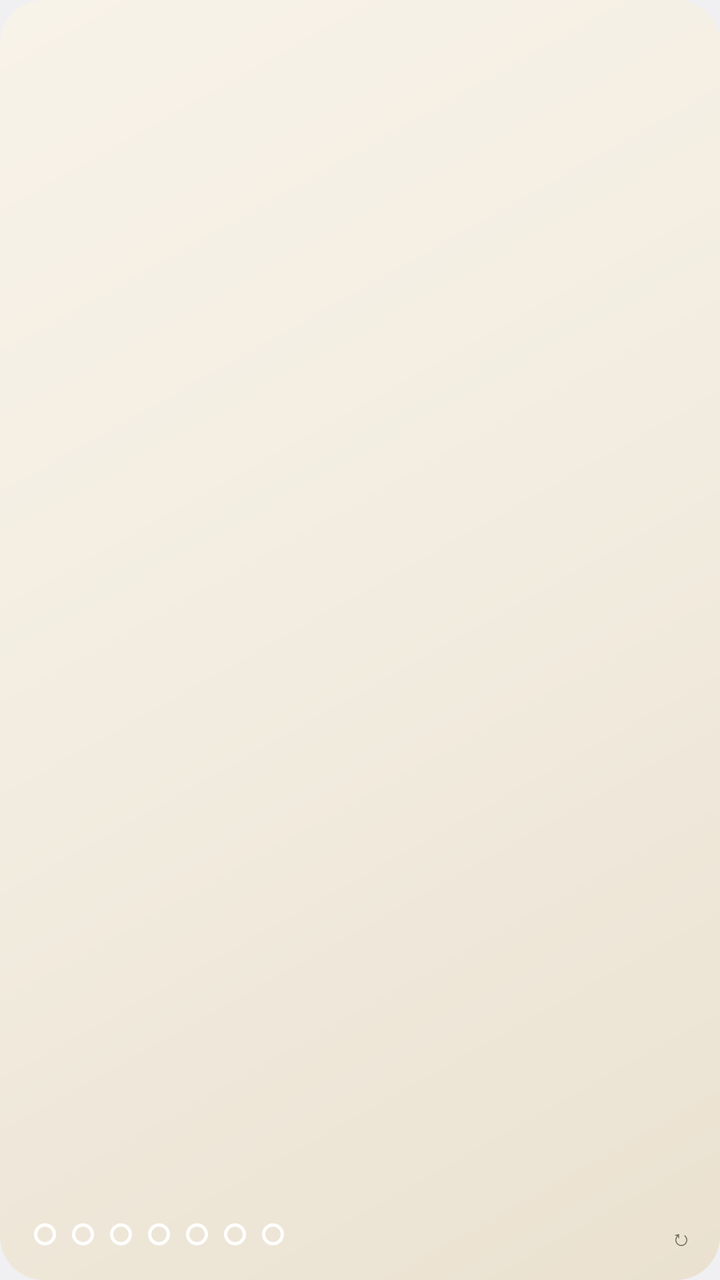
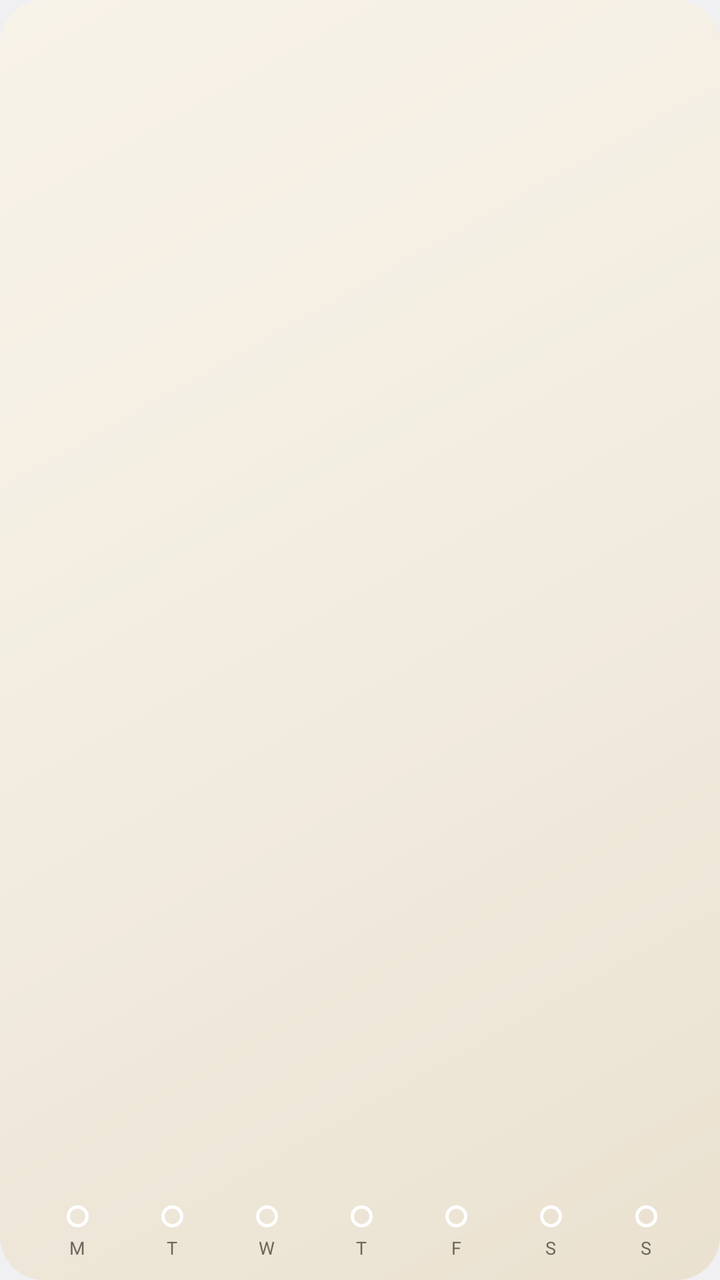

Two renders of the same Android screen: before a commit and after it. Below are the layout's source before the change and the commit's diff.
<!-- AndroidManifest.xml: application theme android:Theme.DeviceDefault.DayNight -->
<!-- res/layout/widget_hebrew.xml -->
<?xml version="1.0" encoding="utf-8"?>
<LinearLayout xmlns:android="http://schemas.android.com/apk/res/android"
    android:id="@+id/heb_root"
    android:layout_width="match_parent"
    android:layout_height="match_parent"
    android:background="@drawable/bg_hebrew_day"
    android:orientation="vertical"
    android:paddingStart="16dp"
    android:paddingTop="12dp"
    android:paddingEnd="14dp"
    android:paddingBottom="10dp">

    <LinearLayout
        android:layout_width="match_parent"
        android:layout_height="wrap_content"
        android:gravity="center_vertical"
        android:orientation="horizontal">

        <TextView
            android:id="@+id/heb_label"
            android:layout_width="0dp"
            android:layout_height="wrap_content"
            android:layout_weight="1"
            android:ellipsize="end"
            android:fontFamily="sans-serif-medium"
            android:letterSpacing="0.06"
            android:maxLines="1"
            android:textAllCaps="true"
            android:textColor="@color/heb_muted_day"
            android:textSize="10sp" />

        <TextView
            android:id="@+id/heb_word"
            android:layout_width="wrap_content"
            android:layout_height="wrap_content"
            android:fontFamily="serif"
            android:maxLines="1"
            android:paddingStart="8dp"
            android:textColor="@color/heb_muted_day"
            android:textSize="14sp"
            android:textStyle="bold" />
    </LinearLayout>

    <TextView
        android:id="@+id/heb_line"
        android:layout_width="match_parent"
        android:layout_height="wrap_content"
        android:ellipsize="end"
        android:fontFamily="serif"
        android:maxLines="3"
        android:paddingTop="6dp"
        android:textColor="@color/heb_ink_day"
        android:textSize="18sp" />

    <TextView
        android:id="@+id/heb_aside"
        android:layout_width="match_parent"
        android:layout_height="wrap_content"
        android:ellipsize="end"
        android:fontFamily="serif"
        android:maxLines="3"
        android:paddingTop="3dp"
        android:textColor="@color/heb_muted_day"
        android:textSize="14sp"
        android:textStyle="italic" />

    <FrameLayout
        android:layout_width="match_parent"
        android:layout_height="0dp"
        android:layout_weight="1" />

    <LinearLayout
        android:layout_width="match_parent"
        android:layout_height="wrap_content"
        android:gravity="center_vertical"
        android:orientation="horizontal">

        <ImageView android:id="@+id/dot0" android:layout_width="13dp" android:layout_height="13dp" android:layout_marginEnd="6dp" android:scaleType="center" android:src="@drawable/dot_ring" />
        <ImageView android:id="@+id/dot1" android:layout_width="13dp" android:layout_height="13dp" android:layout_marginEnd="6dp" android:scaleType="center" android:src="@drawable/dot_ring" />
        <ImageView android:id="@+id/dot2" android:layout_width="13dp" android:layout_height="13dp" android:layout_marginEnd="6dp" android:scaleType="center" android:src="@drawable/dot_ring" />
        <ImageView android:id="@+id/dot3" android:layout_width="13dp" android:layout_height="13dp" android:layout_marginEnd="6dp" android:scaleType="center" android:src="@drawable/dot_ring" />
        <ImageView android:id="@+id/dot4" android:layout_width="13dp" android:layout_height="13dp" android:layout_marginEnd="6dp" android:scaleType="center" android:src="@drawable/dot_ring" />
        <ImageView android:id="@+id/dot5" android:layout_width="13dp" android:layout_height="13dp" android:layout_marginEnd="6dp" android:scaleType="center" android:src="@drawable/dot_ring" />
        <ImageView android:id="@+id/dot6" android:layout_width="13dp" android:layout_height="13dp" android:layout_marginEnd="6dp" android:scaleType="center" android:src="@drawable/dot_ring" />

        <FrameLayout
            android:layout_width="0dp"
            android:layout_height="1dp"
            android:layout_weight="1" />

        <TextView
            android:id="@+id/updated"
            android:layout_width="wrap_content"
            android:layout_height="wrap_content"
            android:gravity="end"
            android:minWidth="48dp"
            android:paddingTop="6dp"
            android:paddingBottom="4dp"
            android:text="↻"
            android:textColor="@color/heb_muted_day"
            android:textSize="11sp" />
    </LinearLayout>

    <ImageView
        android:id="@+id/heb_gold_bar"
        android:layout_width="match_parent"
        android:layout_height="3dp"
        android:layout_marginTop="4dp"
        android:scaleType="fitXY"
        android:src="@drawable/bar"
        android:visibility="gone" />
</LinearLayout>
<!-- resources referenced by this layout -->
<resources>
  <color name="heb_ink_day">#2A2620</color>
  <color name="heb_muted_day">#6B665C</color>
  <!-- drawable bar (drawable) -->
  <?xml version="1.0" encoding="utf-8"?>
  <shape xmlns:android="http://schemas.android.com/apk/res/android" android:shape="rectangle">
      <solid android:color="#FFFFFF" />
      <corners android:radius="2dp" />
  </shape>
  <!-- drawable bg_hebrew_day (drawable) -->
  <?xml version="1.0" encoding="utf-8"?>
  <shape xmlns:android="http://schemas.android.com/apk/res/android" android:shape="rectangle">
      <gradient android:angle="315" android:startColor="#F8F3E9" android:centerColor="#F2ECE0" android:endColor="#EAE1D0" />
      <corners android:radius="22dp" />
  </shape>
  <!-- drawable dot_ring (drawable) -->
  <?xml version="1.0" encoding="utf-8"?>
  <shape xmlns:android="http://schemas.android.com/apk/res/android" android:shape="oval">
      <solid android:color="#00000000" />
      <stroke android:width="1.6dp" android:color="#FFFFFF" />
      <size android:width="11dp" android:height="11dp" />
  </shape>
</resources>

<!-- the commit's change to res/layout/widget_hebrew.xml (unified diff, before → after) -->
@@ -5,15 +5,17 @@
     android:layout_height="match_parent"
     android:background="@drawable/bg_hebrew_day"
     android:orientation="vertical"
-    android:paddingStart="16dp"
+    android:paddingStart="15dp"
     android:paddingTop="12dp"
-    android:paddingEnd="14dp"
+    android:paddingEnd="13dp"
     android:paddingBottom="10dp">
 
     <LinearLayout
+        android:id="@+id/heb_head"
         android:layout_width="match_parent"
         android:layout_height="wrap_content"
         android:gravity="center_vertical"
+        android:minHeight="24dp"
         android:orientation="horizontal">
 
         <TextView
@@ -23,8 +25,8 @@
             android:layout_weight="1"
             android:ellipsize="end"
             android:fontFamily="sans-serif-medium"
-            android:letterSpacing="0.06"
-            android:maxLines="1"
+            android:letterSpacing="0.05"
+            android:maxLines="2"
             android:textAllCaps="true"
             android:textColor="@color/heb_muted_day"
             android:textSize="10sp" />
@@ -35,11 +37,30 @@
             android:layout_height="wrap_content"
             android:fontFamily="serif"
             android:maxLines="1"
-            android:paddingStart="8dp"
+            android:paddingStart="6dp"
             android:textColor="@color/heb_muted_day"
             android:textSize="14sp"
             android:textStyle="bold" />
     </LinearLayout>
+
+    <FrameLayout
+        android:id="@+id/heb_top_space"
+        android:layout_width="match_parent"
+        android:layout_height="0dp"
+        android:layout_weight="1"
+        android:visibility="gone" />
+
+    <TextView
+        android:id="@+id/heb_big"
+        android:layout_width="match_parent"
+        android:layout_height="wrap_content"
+        android:fontFamily="serif"
+        android:includeFontPadding="false"
+        android:maxLines="1"
+        android:paddingTop="4dp"
+        android:textColor="@color/heb_ink_day"
+        android:textSize="72sp"
+        android:visibility="gone" />
 
     <TextView
         android:id="@+id/heb_line"
@@ -47,10 +68,63 @@
         android:layout_height="wrap_content"
         android:ellipsize="end"
         android:fontFamily="serif"
-        android:maxLines="3"
+        android:maxLines="4"
         android:paddingTop="6dp"
         android:textColor="@color/heb_ink_day"
         android:textSize="18sp" />
+
+    <TextView
+        android:id="@+id/heb_he"
+        android:layout_width="match_parent"
+        android:layout_height="wrap_content"
+        android:fontFamily="serif"
+        android:gravity="center"
+        android:maxLines="2"
+        android:paddingTop="10dp"
+        android:textColor="@color/heb_ink_day"
+        android:textSize="36sp"
+        android:visibility="gone" />
+
+    <TextView
+        android:id="@+id/heb_tr"
+        android:layout_width="match_parent"
+        android:layout_height="wrap_content"
+        android:fontFamily="serif"
+        android:gravity="center"
+        android:maxLines="2"
+        android:paddingTop="2dp"
+        android:textColor="@color/heb_muted_day"
+        android:textSize="17sp"
+        android:textStyle="italic"
+        android:visibility="gone" />
+
+    <TextView
+        android:id="@+id/heb_en"
+        android:layout_width="match_parent"
+        android:layout_height="wrap_content"
+        android:fontFamily="sans-serif"
+        android:gravity="center"
+        android:maxLines="3"
+        android:paddingTop="8dp"
+        android:textColor="@color/heb_ink_day"
+        android:textSize="14sp"
+        android:visibility="gone" />
+
+    <LinearLayout
+        android:id="@+id/heb_stats"
+        android:layout_width="match_parent"
+        android:layout_height="wrap_content"
+        android:orientation="vertical"
+        android:paddingTop="6dp"
+        android:visibility="gone">
+
+        <TextView android:id="@+id/stat_n0" android:layout_width="wrap_content" android:layout_height="wrap_content" android:fontFamily="serif" android:includeFontPadding="false" android:paddingTop="8dp" android:textColor="@color/heb_ink_day" android:textSize="28sp" />
+        <TextView android:id="@+id/stat_t0" android:layout_width="match_parent" android:layout_height="wrap_content" android:fontFamily="sans-serif" android:maxLines="1" android:ellipsize="end" android:textColor="@color/heb_muted_day" android:textSize="11sp" />
+        <TextView android:id="@+id/stat_n1" android:layout_width="wrap_content" android:layout_height="wrap_content" android:fontFamily="serif" android:includeFontPadding="false" android:paddingTop="8dp" android:textColor="@color/heb_ink_day" android:textSize="28sp" />
+        <TextView android:id="@+id/stat_t1" android:layout_width="match_parent" android:layout_height="wrap_content" android:fontFamily="sans-serif" android:maxLines="1" android:ellipsize="end" android:textColor="@color/heb_muted_day" android:textSize="11sp" />
+        <TextView android:id="@+id/stat_n2" android:layout_width="wrap_content" android:layout_height="wrap_content" android:fontFamily="serif" android:includeFontPadding="false" android:paddingTop="8dp" android:textColor="@color/heb_ink_day" android:textSize="28sp" />
+        <TextView android:id="@+id/stat_t2" android:layout_width="match_parent" android:layout_height="wrap_content" android:fontFamily="sans-serif" android:maxLines="1" android:ellipsize="end" android:textColor="@color/heb_muted_day" android:textSize="11sp" />
+    </LinearLayout>
 
     <TextView
         android:id="@+id/heb_aside"
@@ -58,10 +132,10 @@
         android:layout_height="wrap_content"
         android:ellipsize="end"
         android:fontFamily="serif"
-        android:maxLines="3"
-        android:paddingTop="3dp"
+        android:maxLines="4"
+        android:paddingTop="6dp"
         android:textColor="@color/heb_muted_day"
-        android:textSize="14sp"
+        android:textSize="15sp"
         android:textStyle="italic" />
 
     <FrameLayout
@@ -72,40 +146,37 @@
     <LinearLayout
         android:layout_width="match_parent"
         android:layout_height="wrap_content"
-        android:gravity="center_vertical"
         android:orientation="horizontal">
 
-        <ImageView android:id="@+id/dot0" android:layout_width="13dp" android:layout_height="13dp" android:layout_marginEnd="6dp" android:scaleType="center" android:src="@drawable/dot_ring" />
-        <ImageView android:id="@+id/dot1" android:layout_width="13dp" android:layout_height="13dp" android:layout_marginEnd="6dp" android:scaleType="center" android:src="@drawable/dot_ring" />
-        <ImageView android:id="@+id/dot2" android:layout_width="13dp" android:layout_height="13dp" android:layout_marginEnd="6dp" android:scaleType="center" android:src="@drawable/dot_ring" />
-        <ImageView android:id="@+id/dot3" android:layout_width="13dp" android:layout_height="13dp" android:layout_marginEnd="6dp" android:scaleType="center" android:src="@drawable/dot_ring" />
-        <ImageView android:id="@+id/dot4" android:layout_width="13dp" android:layout_height="13dp" android:layout_marginEnd="6dp" android:scaleType="center" android:src="@drawable/dot_ring" />
-        <ImageView android:id="@+id/dot5" android:layout_width="13dp" android:layout_height="13dp" android:layout_marginEnd="6dp" android:scaleType="center" android:src="@drawable/dot_ring" />
-        <ImageView android:id="@+id/dot6" android:layout_width="13dp" android:layout_height="13dp" android:layout_marginEnd="6dp" android:scaleType="center" android:src="@drawable/dot_ring" />
+        <ImageView android:id="@+id/dot0" android:layout_width="0dp" android:layout_height="15dp" android:layout_weight="1" android:scaleType="center" android:src="@drawable/dot_ring" />
+        <ImageView android:id="@+id/dot1" android:layout_width="0dp" android:layout_height="15dp" android:layout_weight="1" android:scaleType="center" android:src="@drawable/dot_ring" />
+        <ImageView android:id="@+id/dot2" android:layout_width="0dp" android:layout_height="15dp" android:layout_weight="1" android:scaleType="center" android:src="@drawable/dot_ring" />
+        <ImageView android:id="@+id/dot3" android:layout_width="0dp" android:layout_height="15dp" android:layout_weight="1" android:scaleType="center" android:src="@drawable/dot_ring" />
+        <ImageView android:id="@+id/dot4" android:layout_width="0dp" android:layout_height="15dp" android:layout_weight="1" android:scaleType="center" android:src="@drawable/dot_ring" />
+        <ImageView android:id="@+id/dot5" android:layout_width="0dp" android:layout_height="15dp" android:layout_weight="1" android:scaleType="center" android:src="@drawable/dot_ring" />
+        <ImageView android:id="@+id/dot6" android:layout_width="0dp" android:layout_height="15dp" android:layout_weight="1" android:scaleType="center" android:src="@drawable/dot_ring" />
+    </LinearLayout>
 
-        <FrameLayout
-            android:layout_width="0dp"
-            android:layout_height="1dp"
-            android:layout_weight="1" />
+    <LinearLayout
+        android:layout_width="match_parent"
+        android:layout_height="wrap_content"
+        android:orientation="horizontal"
+        android:paddingTop="2dp">
 
-        <TextView
-            android:id="@+id/updated"
-            android:layout_width="wrap_content"
-            android:layout_height="wrap_content"
-            android:gravity="end"
-            android:minWidth="48dp"
-            android:paddingTop="6dp"
-            android:paddingBottom="4dp"
-            android:text="↻"
-            android:textColor="@color/heb_muted_day"
-            android:textSize="11sp" />
+        <TextView android:id="@+id/day0" android:layout_width="0dp" android:layout_height="wrap_content" android:layout_weight="1" android:gravity="center" android:text="M" android:textColor="@color/heb_muted_day" android:textSize="9sp" />
+        <TextView android:id="@+id/day1" android:layout_width="0dp" android:layout_height="wrap_content" android:layout_weight="1" android:gravity="center" android:text="T" android:textColor="@color/heb_muted_day" android:textSize="9sp" />
+        <TextView android:id="@+id/day2" android:layout_width="0dp" android:layout_height="wrap_content" android:layout_weight="1" android:gravity="center" android:text="W" android:textColor="@color/heb_muted_day" android:textSize="9sp" />
+        <TextView android:id="@+id/day3" android:layout_width="0dp" android:layout_height="wrap_content" android:layout_weight="1" android:gravity="center" android:text="T" android:textColor="@color/heb_muted_day" android:textSize="9sp" />
+        <TextView android:id="@+id/day4" android:layout_width="0dp" android:layout_height="wrap_content" android:layout_weight="1" android:gravity="center" android:text="F" android:textColor="@color/heb_muted_day" android:textSize="9sp" />
+        <TextView android:id="@+id/day5" android:layout_width="0dp" android:layout_height="wrap_content" android:layout_weight="1" android:gravity="center" android:text="S" android:textColor="@color/heb_muted_day" android:textSize="9sp" />
+        <TextView android:id="@+id/day6" android:layout_width="0dp" android:layout_height="wrap_content" android:layout_weight="1" android:gravity="center" android:text="S" android:textColor="@color/heb_muted_day" android:textSize="9sp" />
     </LinearLayout>
 
     <ImageView
         android:id="@+id/heb_gold_bar"
         android:layout_width="match_parent"
         android:layout_height="3dp"
-        android:layout_marginTop="4dp"
+        android:layout_marginTop="5dp"
         android:scaleType="fitXY"
         android:src="@drawable/bar"
         android:visibility="gone" />
